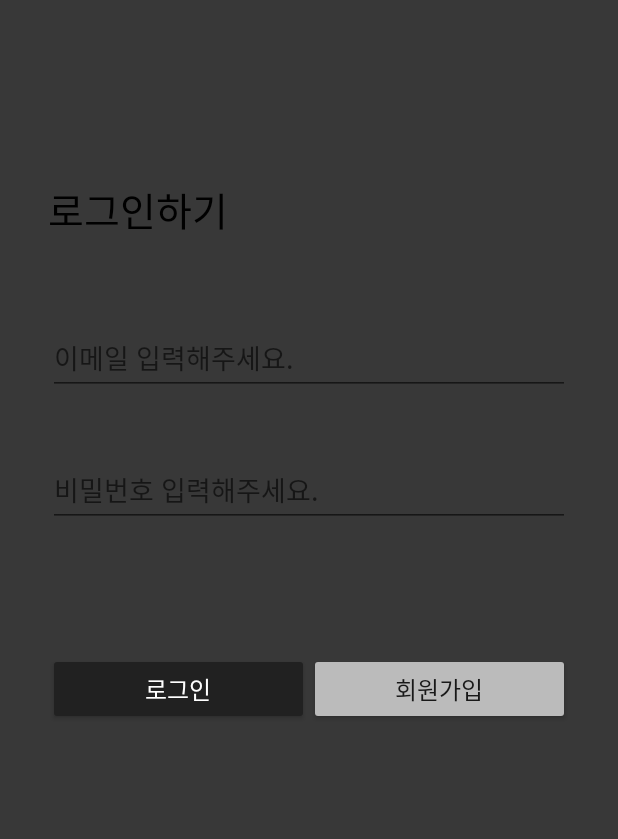
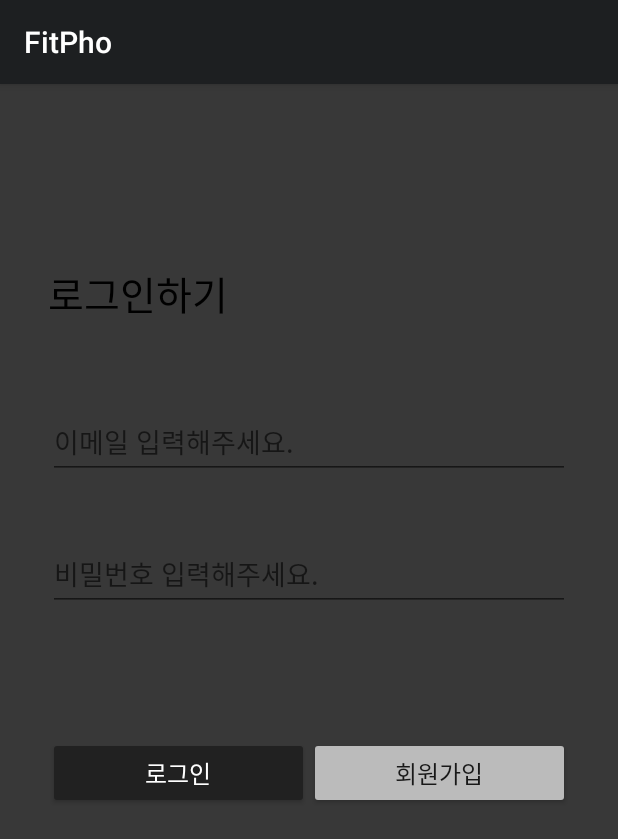
Before and after one commit to yunsuk990/FitPho, an Android app: the screen it shows after launch (MainActivity), on a phone screen of 412 x 824 dp. Shown: the top 839 px of the screen. Run offline under Robolectric (Android 15) with nearby library versions, the phone set to English and light mode, and no system bars; our stand-ins replace navigation-ui.

Commit message:
Update themes.xml

```diff
--- a/FitPho/app/src/main/res/values/themes.xml
+++ b/FitPho/app/src/main/res/values/themes.xml
@@ -1,6 +1,6 @@
 <resources xmlns:tools="http://schemas.android.com/tools">
     <!-- Base application theme. -->
-    <style name="Theme.FitPho" parent="Theme.AppCompat.DayNight.NoActionBar">
+    <style name="Theme.FitPho" parent="Theme.AppCompat.DayNight.DarkActionBar">
         <item name="android:windowFullscreen">true</item>
         <!-- Primary brand color. -->
         <item name="colorPrimary">@color/barcolor</item>
```
